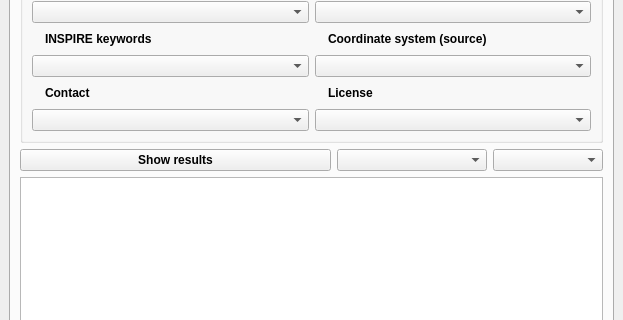
Above: ui/isogeo_dockwidget_base.ui from isogeo/isogeo-plugin-qgis before the change; both pictures show x 0 to 623 and y 228 to 548 of the 623 by 808 pixel window. Below: the same form after it.
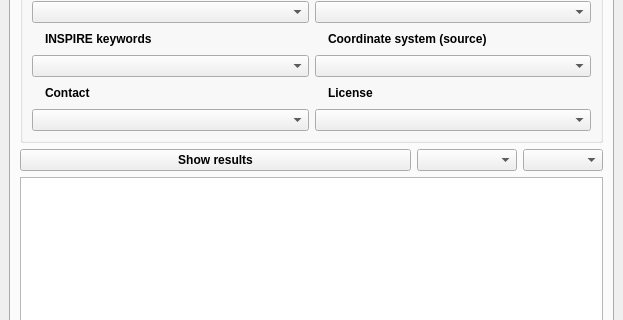
That is the form after the change. Icons and pictures are not drawn. Custom widgets are drawn as their Qt base class.

Commit message: starting optimization of sort buttons #107

```diff
--- a/ui/isogeo_dockwidget_base.ui
+++ b/ui/isogeo_dockwidget_base.ui
@@ -73,6 +73,12 @@
               <height>0</height>
              </size>
             </property>
+            <property name="maximumSize">
+             <size>
+              <width>16777215</width>
+              <height>30</height>
+             </size>
+            </property>
             <property name="toolTip">
              <string>Display the results list</string>
             </property>
@@ -89,8 +95,8 @@
            <widget class="QComboBox" name="cbb_ob">
             <property name="maximumSize">
              <size>
-              <width>150</width>
-              <height>16777215</height>
+              <width>100</width>
+              <height>30</height>
              </size>
             </property>
             <property name="toolTip">
@@ -108,8 +114,8 @@
             </property>
             <property name="maximumSize">
              <size>
-              <width>110</width>
-              <height>16777215</height>
+              <width>80</width>
+              <height>30</height>
              </size>
             </property>
             <property name="toolTip">
```
The commit also changes 1 other file.
